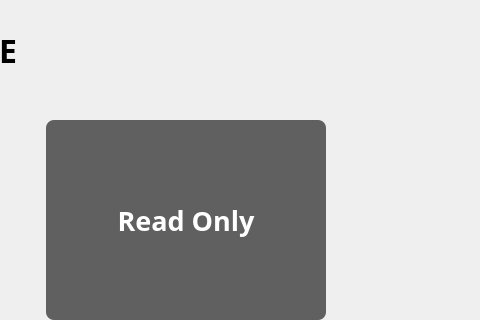
eguruno1/calth_reader, file ui/Home/HomeViewWindow.ui: the form before one commit; both pictures show x 544 to 1024 and y 0 to 320 of the 1024 by 600 pixel window.
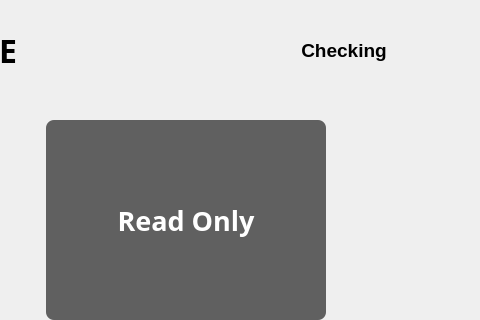
The form after the commit. Icons and pictures are not drawn.

```diff
--- a/ui/Home/HomeViewWindow.ui
+++ b/ui/Home/HomeViewWindow.ui
@@ -416,7 +416,7 @@
    <widget class="QLabel" name="label_BatteryGuageTxt">
     <property name="geometry">
      <rect>
-      <x>820</x>
+      <x>813</x>
       <y>30</y>
       <width>150</width>
       <height>40</height>
@@ -461,12 +461,15 @@
     </property>
     <property name="font">
      <font>
-      <family>Pretendard</family>
-      <pointsize>18</pointsize>
+      <family>.AppleSystemUIFont</family>
+      <pointsize>14</pointsize>
       <weight>75</weight>
       <bold>true</bold>
      </font>
     </property>
+    <property name="text">
+     <string>Checking</string>
+    </property>
     <property name="alignment">
      <set>Qt::AlignCenter</set>
     </property>
```
